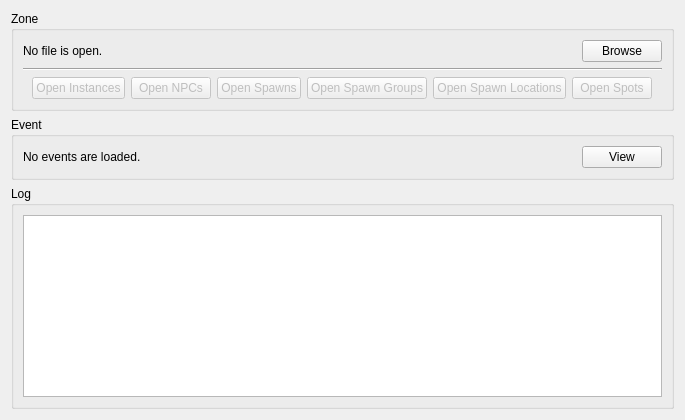
The window that tools/cathedral/ui/MainWindow.ui (comphack/comp_hack) describes before a commit, drawn with Qt 5.
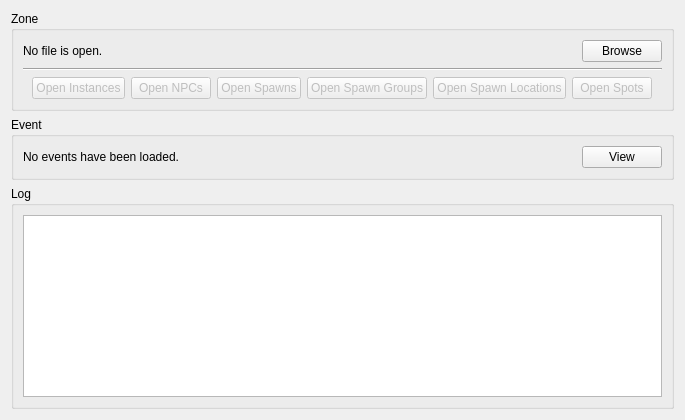
The same window after the commit.

Commit message: Duplicate event handling and wired up EventRef "Go" button

The edit to the form file:
```diff
--- a/tools/cathedral/ui/MainWindow.ui
+++ b/tools/cathedral/ui/MainWindow.ui
@@ -153,7 +153,7 @@
       <item>
        <widget class="QLabel" name="eventCount">
         <property name="text">
-         <string>No events are loaded.</string>
+         <string>No events have been loaded.</string>
         </property>
        </widget>
       </item>
```
The commit also changes 14 other files.
